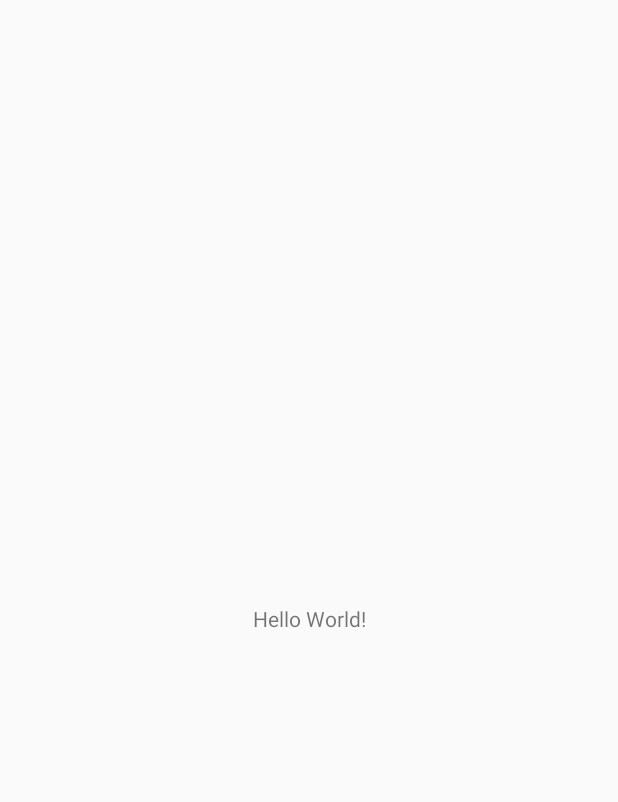
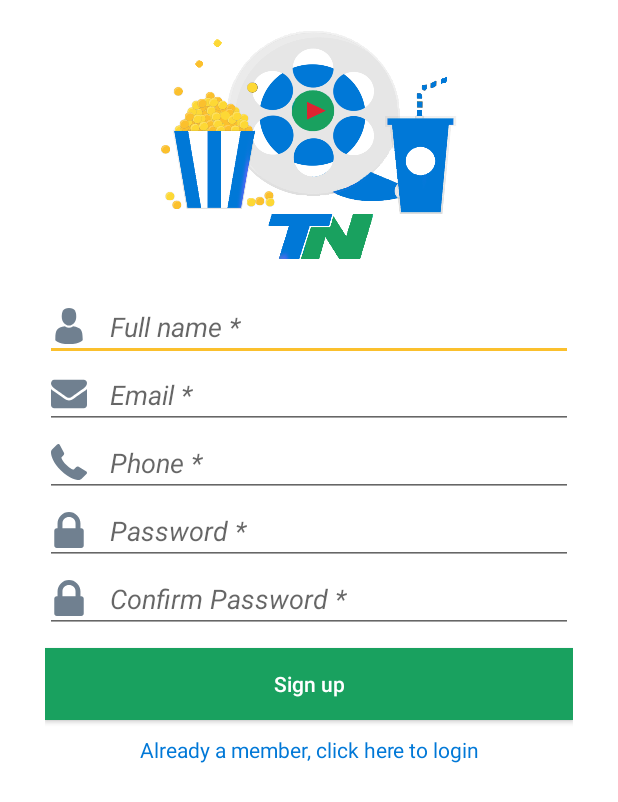
Before and after one commit to bibash44/TicketNow, an Android app: the screen it shows after launch (MainActivity before the commit, SignUpActivity after it), on a phone screen of 412 x 824 dp. Before the commit the part shown is almost empty. Shown: the top 802 px of the screen. Run offline under Robolectric (Android 15) with nearby library versions, the phone set to English and light mode, and no system bars.

Commit message:
modified signup form

```diff
--- a/app/build.gradle
+++ b/app/build.gradle
@@ -25,4 +25,7 @@ dependencies {
     testImplementation 'junit:junit:4.12'
     androidTestImplementation 'com.android.support.test:runner:1.0.2'
     androidTestImplementation 'com.android.support.test.espresso:espresso-core:3.0.2'
+
+    implementation 'com.android.support:design:28.0.0'
+
 }
--- a/app/src/main/AndroidManifest.xml
+++ b/app/src/main/AndroidManifest.xml
@@ -9,8 +9,10 @@
         android:roundIcon="@mipmap/ic_launcher_round"
         android:supportsRtl="true"
         android:theme="@style/AppTheme">
-        <activity android:name=".MainActivity"/>
-        <activity android:name=".SplashScreen"
+        <activity android:name=".SignUpActivity" />
+        <activity android:name=".MainActivity"></activity>
+        <activity
+            android:name=".SplashScreen"
             android:noHistory="true">
             <intent-filter>
                 <action android:name="android.intent.action.MAIN" />
--- a/app/src/main/java/com/example/ticketnow/SplashScreen.java
+++ b/app/src/main/java/com/example/ticketnow/SplashScreen.java
@@ -13,7 +13,7 @@ public class SplashScreen extends AppCompatActivity {
         super.onCreate(savedInstanceState);
         setContentView(R.layout.splash_screen);
 
-        final Intent intent = new Intent(SplashScreen.this, MainActivity.class);
+        final Intent intent = new Intent(SplashScreen.this, SignUpActivity.class);
 
         new Handler().postDelayed(new Runnable() {
             @Override
--- a/app/src/main/res/layout/activity_sign_up.xml
+++ b/app/src/main/res/layout/activity_sign_up.xml
@@ -1,9 +1,91 @@
 <?xml version="1.0" encoding="utf-8"?>
-<android.support.constraint.ConstraintLayout xmlns:android="http://schemas.android.com/apk/res/android"
-    xmlns:app="http://schemas.android.com/apk/res-auto"
+<RelativeLayout xmlns:android="http://schemas.android.com/apk/res/android"
     xmlns:tools="http://schemas.android.com/tools"
+    android:id="@+id/sign_up_layout"
     android:layout_width="match_parent"
     android:layout_height="match_parent"
+    android:background="#fff"
+    android:paddingLeft="30dp"
+    android:paddingRight="30dp"
     tools:context=".SignUpActivity">
 
-</android.support.constraint.ConstraintLayout>
+
+    <ImageView
+        android:id="@+id/sign_up_logo"
+        android:layout_width="250dp"
+        android:layout_height="180dp"
+        android:layout_centerHorizontal="true"
+        android:layout_marginTop="15dp"
+        android:src="@drawable/logo"
+        android:scaleType="fitXY"/>
+
+    <EditText
+        android:id="@+id/txt_fullname"
+        style="@style/sign_up_form_text_boxes"
+        android:layout_width="match_parent"
+        android:layout_height="wrap_content"
+        android:layout_below="@+id/sign_up_logo"
+        android:drawableStart="@drawable/name"
+        android:hint="Full name *" />
+
+    <EditText
+        android:id="@+id/txt_email"
+        style="@style/sign_up_form_text_boxes"
+        android:layout_width="match_parent"
+        android:layout_height="wrap_content"
+        android:layout_below="@+id/txt_fullname"
+        android:drawableStart="@drawable/email"
+        android:hint="Email *" />
+
+    <EditText
+        android:id="@+id/txt_phone"
+        style="@style/sign_up_form_text_boxes"
+        android:layout_width="match_parent"
+        android:layout_height="wrap_content"
+        android:layout_below="@+id/txt_email"
+        android:drawableStart="@drawable/phone"
+        android:hint="Phone *" />
+
+    <EditText
+        android:id="@+id/txt_password"
+        style="@style/sign_up_form_text_boxes"
+        android:layout_width="match_parent"
+        android:layout_height="wrap_content"
+        android:layout_below="@+id/txt_phone"
+        android:drawableStart="@drawable/lock"
+        android:hint="Password *" />
+
+    <EditText
+        android:id="@+id/txt_c_password"
+        style="@style/sign_up_form_text_boxes"
+        android:layout_width="match_parent"
+        android:layout_height="wrap_content"
+        android:layout_below="@+id/txt_password"
+        android:drawableStart="@drawable/lock"
+        android:hint="Confirm Password *" />
+
+    <Button
+        android:id="@+id/btn_sign_up"
+        style="@style/sign_up_login_buttons"
+        android:layout_width="match_parent"
+        android:layout_height="wrap_content"
+        android:layout_below="@+id/txt_c_password"
+        android:text="Sign up" />
+
+
+
+
+
+    <TextView
+        android:id="@+id/link_to_login"
+        android:layout_width="match_parent"
+        android:layout_height="wrap_content"
+        android:layout_below="@id/btn_sign_up"
+        android:layout_centerHorizontal="true"
+        android:layout_marginTop="10dp"
+        android:gravity="center"
+        android:text="Already a member, click here to login"
+        android:textColor="@color/colorPrimary" />
+
+
+</RelativeLayout>
--- a/app/src/main/res/values/colors.xml
+++ b/app/src/main/res/values/colors.xml
@@ -1,6 +1,7 @@
 <?xml version="1.0" encoding="utf-8"?>
 <resources>
-    <color name="colorPrimary">#6C63FF</color>
-    <color name="colorPrimaryDark">#5452DF</color>
+    <color name="colorPrimary">#0078D7</color>
+    <color name="colorPrimaryDark">#0382E6</color>
     <color name="colorAccent">#FBC02D</color>
+    <color name="buttons">#19A15F</color>
 </resources>
--- a/app/src/main/res/values/styles.xml
+++ b/app/src/main/res/values/styles.xml
@@ -8,4 +8,19 @@
         <item name="colorAccent">@color/colorAccent</item>
     </style>
 
+    <style name="sign_up_form_text_boxes">
+        <item name="android:drawablePadding">15dp</item>
+        <item name="android:textStyle">italic</item>
+    </style>
+
+    <style name="sign_up_login_buttons">
+        <item name="android:background">@color/buttons</item>
+        <item name="android:textAllCaps">false</item>
+        <item name="android:paddingTop">5dp</item>
+        <item name="android:paddingBottom">5dp</item>
+        <item name="android:layout_marginTop">10dp</item>
+        <item name="android:textColor">#fff</item>
+
+    </style>
+
 </resources>
```
